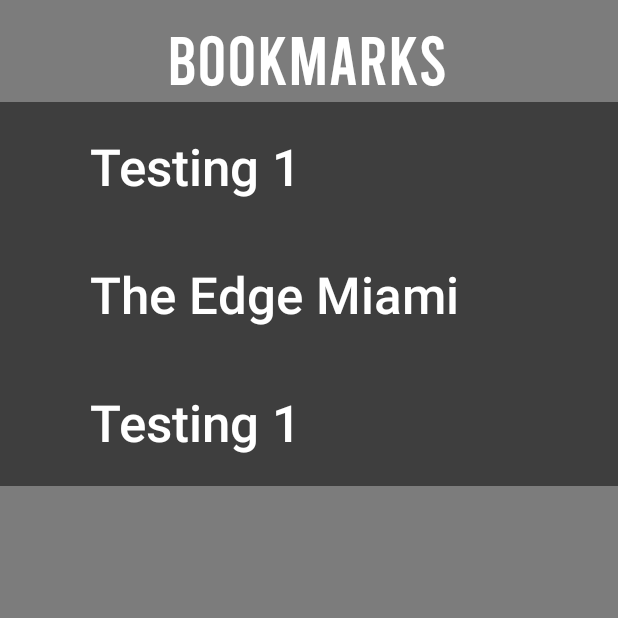
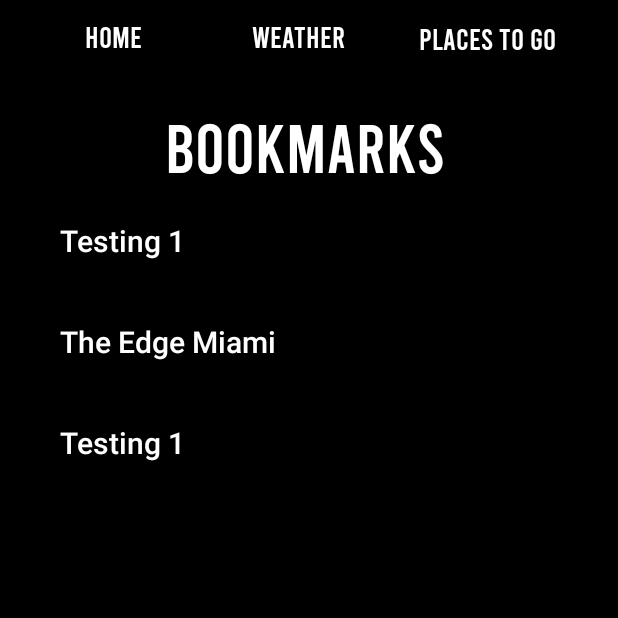
Before and after one commit to rag16b/Nomadics, an Android app: the screen it shows after launch (MainActivity), after a tap on "BOOKMARKS", on a phone screen of 412 x 824 dp, the top half of it. Run offline under Robolectric (Android 15) with nearby library versions, the light colour scheme and no system bars.

Commit message:
Added FileIO class for bookmarks
BookMarkFileIO.java
-class for bookmarks data persistence
BookmarkFragment.java
-added buttons to navigate app
fragment_bookmark.xml
-added buttons
view_bookmarks.xml
-changed test size for bookmarks

```diff
--- a/app/src/main/java/edu/fsu/cs/nomadics/BookmarkFragment.java
+++ b/app/src/main/java/edu/fsu/cs/nomadics/BookmarkFragment.java
@@ -9,12 +9,18 @@
 import android.view.LayoutInflater;
 import android.view.View;
 import android.view.ViewGroup;
+import android.widget.Button;
 
 import java.util.ArrayList;
 
 
-public class BookmarkFragment extends Fragment {
+public class BookmarkFragment extends Fragment implements View.OnClickListener {
     private static final String TAG = "BookmarkFragment";
+
+    // UI buttons
+    private Button homebutton;
+    private Button weatherbutton;
+    private Button placesbutton;
 
     private OnBookmarkInteractionListener mListener;
     private ArrayList<String> bookmarks = new ArrayList<>();
@@ -29,6 +35,16 @@
                              Bundle savedInstanceState) {
         View rootView = inflater.inflate(R.layout.fragment_bookmark, container, false);
 
+        // set onclicks for UI buttons
+        homebutton = (Button) rootView.findViewById(R.id.book_homebutton);
+        weatherbutton = (Button) rootView.findViewById(R.id.book_weatherbutton);
+        placesbutton = (Button) rootView.findViewById(R.id.book_placesbutton);
+
+        homebutton.setOnClickListener(this);
+        weatherbutton.setOnClickListener(this);
+        placesbutton.setOnClickListener(this);
+
+        // setting up recyclerview
         bookmarks.add("Testing 1");
         bookmarks.add("The Edge Miami");
         bookmarks.add("Testing 1");
@@ -41,6 +57,15 @@
         return rootView;
     }
 
+    @Override
+    public void onClick(View view) {
+        if (homebutton.isPressed())
+            mListener.onReturnHome();
+        if (weatherbutton.isPressed())
+            mListener.onStartWeather();
+        if (placesbutton.isPressed())
+            mListener.onStartPlaces();
+    }
 
     @Override
     public void onAttach(Context context) {
@@ -59,9 +84,10 @@
         mListener = null;
     }
 
-
     public interface OnBookmarkInteractionListener {
         void onReturnHome();
+        void onStartWeather();
+        void onStartPlaces();
     }
 
 }
--- a/app/src/main/res/layout/fragment_bookmark.xml
+++ b/app/src/main/res/layout/fragment_bookmark.xml
@@ -3,9 +3,56 @@
     xmlns:tools="http://schemas.android.com/tools"
     android:layout_width="match_parent"
     android:layout_height="match_parent"
-    android:background="@color/halftransparent"
+    android:background="@color/black"
     tools:context=".BookmarkFragment">
 
+    <Button
+        android:id="@+id/book_homebutton"
+        android:layout_width="wrap_content"
+        android:layout_height="wrap_content"
+        android:layout_alignParentStart="true"
+        android:layout_alignParentLeft="true"
+        android:layout_alignParentTop="true"
+        android:layout_marginStart="31dp"
+        android:layout_marginLeft="31dp"
+        android:layout_marginTop="0dp"
+        android:background="@color/halftransparent"
+        android:fontFamily="@font/bebasregular"
+        android:text="Home"
+        android:textColor="@color/white"
+        android:textSize="20sp" />
+
+    <Button
+        android:id="@+id/book_weatherbutton"
+        android:layout_width="wrap_content"
+        android:layout_height="wrap_content"
+        android:layout_alignParentTop="true"
+        android:layout_marginStart="35dp"
+        android:layout_marginLeft="35dp"
+        android:layout_marginTop="0dp"
+        android:layout_toEndOf="@+id/book_homebutton"
+        android:layout_toRightOf="@+id/book_homebutton"
+        android:background="@color/halftransparent"
+        android:fontFamily="@font/bebasregular"
+        android:text="Weather"
+        android:textColor="@color/white"
+        android:textSize="20sp" />
+
+    <Button
+        android:id="@+id/book_placesbutton"
+        android:layout_width="wrap_content"
+        android:layout_height="wrap_content"
+        android:layout_alignParentTop="true"
+        android:layout_marginStart="36dp"
+        android:layout_marginLeft="36dp"
+        android:layout_marginTop="1dp"
+        android:layout_toEndOf="@+id/book_weatherbutton"
+        android:layout_toRightOf="@+id/book_weatherbutton"
+        android:background="@color/halftransparent"
+        android:fontFamily="@font/bebasregular"
+        android:text="Places to go"
+        android:textColor="@color/white"
+        android:textSize="20sp" />
 
     <TextView
         android:id="@+id/bookmarkTitle"
@@ -16,9 +63,9 @@
         android:layout_alignParentTop="true"
         android:layout_alignParentEnd="true"
         android:layout_alignParentRight="true"
-        android:layout_marginStart="111dp"
-        android:layout_marginLeft="111dp"
-        android:layout_marginTop="11dp"
+        android:layout_marginStart="110dp"
+        android:layout_marginLeft="110dp"
+        android:layout_marginTop="70dp"
         android:layout_marginEnd="55dp"
         android:layout_marginRight="55dp"
         android:fontFamily="@font/bebasregular"
--- a/app/src/main/res/layout/view_bookmarks.xml
+++ b/app/src/main/res/layout/view_bookmarks.xml
@@ -4,7 +4,7 @@
     android:layout_width="match_parent" android:layout_height="wrap_content"
     android:background="@color/halftransparent"
     android:paddingVertical="20dp"
-    android:paddingHorizontal="60dp">
+    android:paddingHorizontal="40dp">
 
     <TextView
         android:id="@+id/bookmarkName"
@@ -18,7 +18,7 @@
         android:layout_marginTop="0dp"
         android:text="bookmark"
         android:fontFamily="sans-serif-medium"
-        android:textAppearance="@style/TextAppearance.AppCompat.Display1"
+        android:textAppearance="@style/TextAppearance.AppCompat.Title"
         android:textColor="@color/white" />
 
 </RelativeLayout>
```
Also changed, not shown: app/src/main/java/edu/fsu/cs/nomadics/BookMarkFileIO.java (added, +135 -0 lines).
